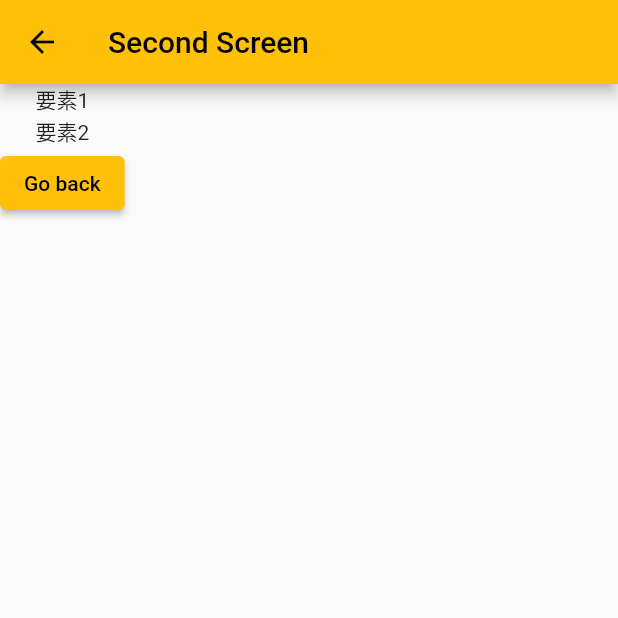
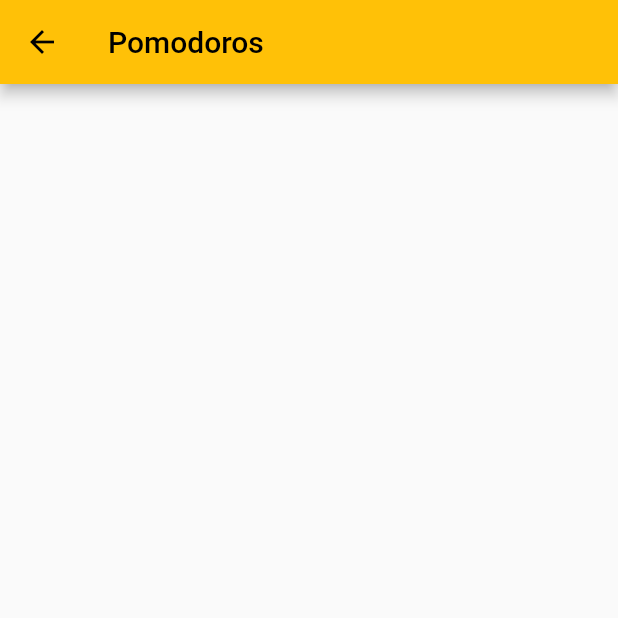
Before and after one commit to entaku0818/pomodoro, a Flutter app: the SecondScreen screen opened directly, on a phone screen of 412 x 824 dp, the top half of it. Run offline on Flutter 3.47's test engine with Material 2 defaults, Android fonts, the phone set to English and light mode, and no system bars; our stand-ins replace cloud_firestore, firebase_auth, firebase_core, flutter_riverpod, flutter_signin_button, google_sign_in and 3 more; missing offline and left inert: audio_session, dart:ffi; accounts and stored records are empty.

Commit message:
とりあえず一日分表示

```diff
--- a/lib/data/Pomodoro.dart
+++ b/lib/data/Pomodoro.dart
@@ -22,13 +22,15 @@ class Pomodoro {
     required this.userId,
   });
 
+
+
   factory Pomodoro.fromMap(Map<String, dynamic> data) {
     return Pomodoro(
-      createdAt: (data['createdAt'] as Timestamp).toDate(),
+      createdAt: (data['createdAt']).toDate(),
       serverTimestamp: data['serverTimestamp'],
       time: data['time'],
       type: data['type'],
-      updatedAt: (data['updatedAt'] as Timestamp).toDate(),
+      updatedAt: (data['updatedAt']).toDate(),
       userId: data['userId'],
     );
   }
--- a/lib/setting.dart
+++ b/lib/setting.dart
@@ -1,37 +1,56 @@
 import 'package:cloud_firestore/cloud_firestore.dart';
 import 'package:flutter/material.dart';
 import 'package:hooks_riverpod/hooks_riverpod.dart';
+import 'package:pomodoro/data/Pomodoro.dart';
 
 class SecondScreen extends HookConsumerWidget {
   @override
+
   Widget build(BuildContext context, WidgetRef ref)  {
+    final pomodoros = ref.watch(pomodorosProvider);
+
     return Scaffold(
       appBar: AppBar(
-        title: Text('Second Screen'),
+        title: Text('Pomodoros'),
       ),
-      body: Column(
-  children: <Widget>[
-    Text('要素1'),
-    Text('要素2'),
-    ElevatedButton(
-      child: Text('Go back'),
-      onPressed: () {
-        Navigator.pop(context);
-      },
-    ),
-  ],
-)
-,
+      body: pomodoros.when(
+        data: (data) {
+          return ListView.builder(
+            itemCount: data.length,
+            itemBuilder: (context, index) {
+              final pomodoro = data[index];
+              return ListTile(
+                title: Text(pomodoro.type),
+                subtitle: Text(pomodoro.time.toString()),
+              );
+            },
+          );
+        },
+        loading: () {
+          return Center(
+            child: CircularProgressIndicator(),
+          );
+        },
+        error: (error, stackTrace) {
+          return Center(
+            child: Text('An error occurred while loading pomodoros'),
+          );
+        },
+      ),
     );
   }
 }
 
-final countStateProvider = StateProvider<int>((ref) => 0);
 
+final FirebaseFirestore firestore = FirebaseFirestore.instance;
 
-_feachdata() async {
-  final FirebaseFirestore firestore = FirebaseFirestore.instance;
-  DocumentReference user = firestore.collection('users').doc('user1');
-  DocumentSnapshot documentSnapshot = await user.get();
-  print(documentSnapshot.data());
-}
+final pomodorosStream = firestore.collection('pomodoro').snapshots();
+final pomodorosProvider = StreamProvider<List<Pomodoro>>(
+  (ref) =>
+    pomodorosStream.map(
+      (querySnapshot) => querySnapshot.docs.map(
+        (doc) =>
+          Pomodoro.fromMap(doc.data())).toList()
+      )
+
+ );
```
